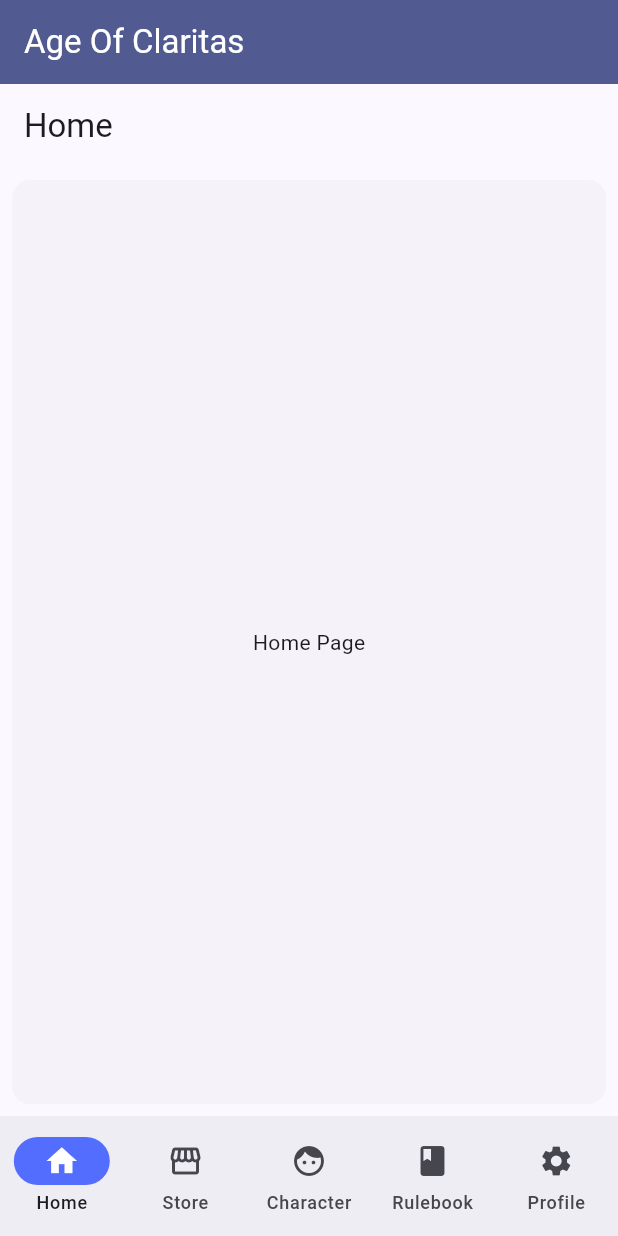
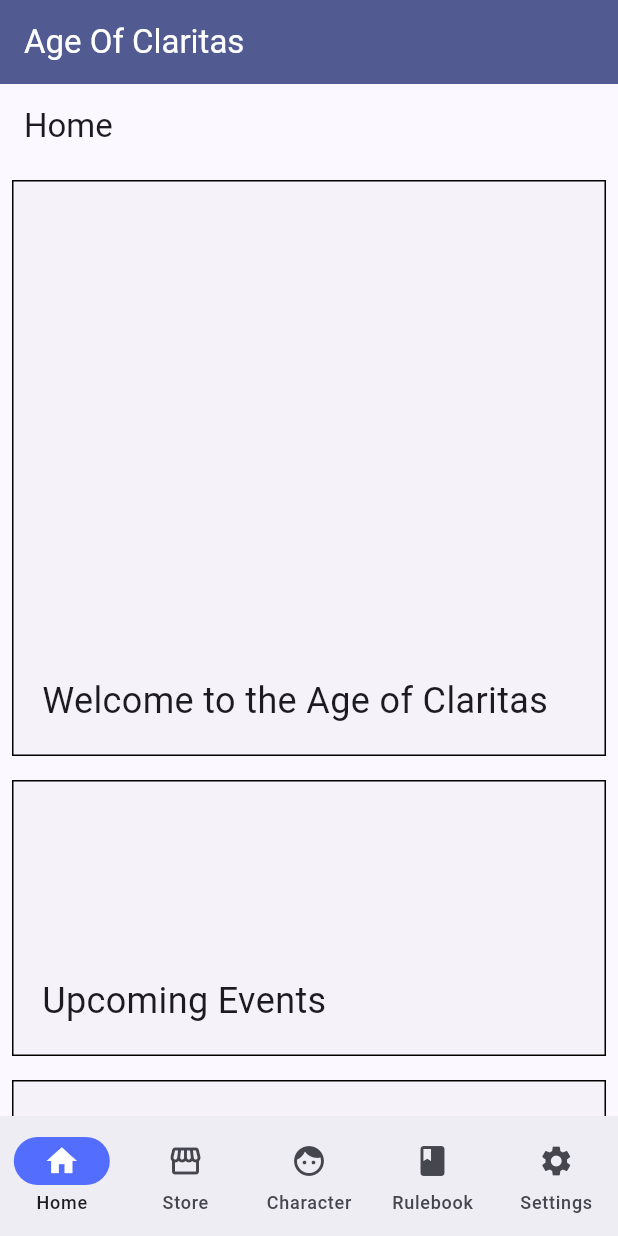
Before and after one commit to ty-e-boyd/claritas-flutter-app, a Flutter app: the screen it shows after launch, on a phone screen of 412 x 824 dp. Run offline on Flutter 3.47's test engine with Material 3 defaults, Android fonts, the phone set to English and light mode, and no system bars.

Commit message:
building out some of the home page

```diff
--- a/lib/main.dart
+++ b/lib/main.dart
@@ -83,7 +83,7 @@ class _MyHomePageState extends State<MyHomePage> {
           NavigationDestination(
               selectedIcon: Icon(Icons.settings, color: Colors.white),
               icon: Icon(Icons.settings),
-              label: 'Profile')
+              label: 'Settings')
         ],
       ),
     );
--- a/lib/pages/character_page.dart
+++ b/lib/pages/character_page.dart
@@ -9,6 +9,8 @@ class CharacterPage extends StatelessWidget {
           title: const Text('My Character'),
         ),
         body: const Card(
+            shape:
+                RoundedRectangleBorder(side: BorderSide(color: Colors.black)),
             shadowColor: Colors.transparent,
             margin: EdgeInsets.all(8.0),
             child:
--- a/lib/pages/home_page.dart
+++ b/lib/pages/home_page.dart
@@ -5,12 +5,56 @@ class HomePage extends StatelessWidget {
 
   @override
   Widget build(BuildContext context) => Scaffold(
-        appBar: AppBar(
-          title: const Text('Home'),
-        ),
-        body: const Card(
-            shadowColor: Colors.transparent,
-            margin: EdgeInsets.all(8.0),
-            child: SizedBox.expand(child: Center(child: Text('Home Page')))),
-      );
+      appBar: AppBar(
+        title: const Text('Home'),
+      ),
+      body: ListView(
+        children: const [
+          SizedBox(
+              height: 400,
+              child: Card(
+                  shape: RoundedRectangleBorder(
+                      side: BorderSide(color: Colors.black)),
+                  shadowColor: Colors.transparent,
+                  margin: EdgeInsets.all(8.0),
+                  child: Align(
+                      alignment: Alignment.bottomLeft,
+                      child: Padding(
+                          padding: EdgeInsets.all(20.0),
+                          child: Text(
+                            'Welcome to the Age of Claritas',
+                            style: TextStyle(fontSize: 24.0),
+                          ))))),
+          SizedBox(
+              height: 200,
+              child: Card(
+                  shape: RoundedRectangleBorder(
+                      side: BorderSide(color: Colors.black)),
+                  shadowColor: Colors.transparent,
+                  margin: EdgeInsets.all(8.0),
+                  child: Align(
+                      alignment: Alignment.bottomLeft,
+                      child: Padding(
+                          padding: EdgeInsets.all(20.0),
+                          child: Text(
+                            'Upcoming Events',
+                            style: TextStyle(fontSize: 24.0),
+                          ))))),
+          SizedBox(
+              height: 200,
+              child: Card(
+                  shape: RoundedRectangleBorder(
+                      side: BorderSide(color: Colors.black)),
+                  shadowColor: Colors.transparent,
+                  margin: EdgeInsets.all(8.0),
+                  child: Align(
+                      alignment: Alignment.bottomLeft,
+                      child: Padding(
+                          padding: EdgeInsets.all(20.0),
+                          child: Text(
+                            'Media',
+                            style: TextStyle(fontSize: 24.0),
+                          ))))),
+        ],
+      ));
 }
--- a/lib/pages/rulebook_page.dart
+++ b/lib/pages/rulebook_page.dart
@@ -9,6 +9,8 @@ class RulebookPage extends StatelessWidget {
           title: const Text('Rulebook'),
         ),
         body: const Card(
+            shape:
+                RoundedRectangleBorder(side: BorderSide(color: Colors.black)),
             shadowColor: Colors.transparent,
             margin: EdgeInsets.all(8.0),
             child:
--- a/lib/pages/settings_page.dart
+++ b/lib/pages/settings_page.dart
@@ -9,6 +9,8 @@ class SettingsPage extends StatelessWidget {
           title: const Text('Settings'),
         ),
         body: const Card(
+            shape:
+                RoundedRectangleBorder(side: BorderSide(color: Colors.black)),
             shadowColor: Colors.transparent,
             margin: EdgeInsets.all(8.0),
             child:
--- a/lib/pages/store_page.dart
+++ b/lib/pages/store_page.dart
@@ -9,6 +9,8 @@ class StorePage extends StatelessWidget {
           title: const Text('Store'),
         ),
         body: const Card(
+            shape:
+                RoundedRectangleBorder(side: BorderSide(color: Colors.black)),
             shadowColor: Colors.transparent,
             margin: EdgeInsets.all(8.0),
             child: SizedBox.expand(child: Center(child: Text('Store Page')))),
```
